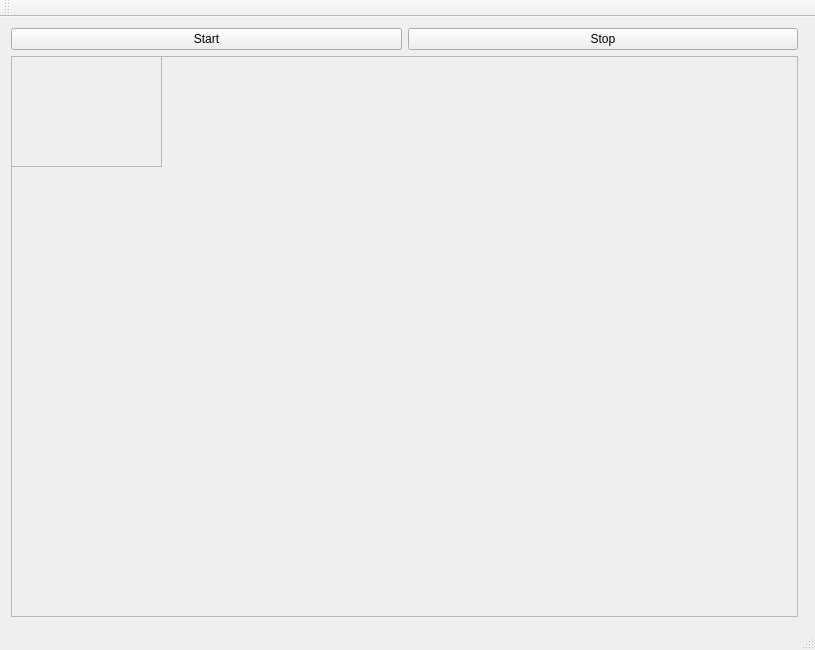
silviaprihodova/hmi_zadanie, file demoRMR/mainwindow.ui: the form before one commit.
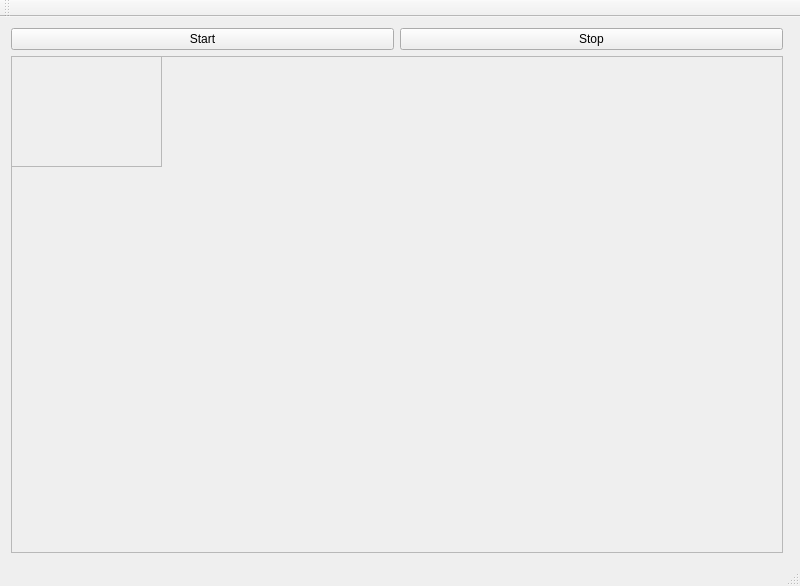
The form after the commit.

```diff
--- a/demoRMR/mainwindow.ui
+++ b/demoRMR/mainwindow.ui
@@ -6,8 +6,8 @@
    <rect>
     <x>0</x>
     <y>0</y>
-    <width>815</width>
-    <height>650</height>
+    <width>800</width>
+    <height>586</height>
    </rect>
   </property>
   <property name="windowTitle">
@@ -15,39 +15,7 @@
   </property>
   <widget class="QWidget" name="centralWidget">
    <layout class="QGridLayout" name="gridLayout">
-    <item row="4" column="0" colspan="2">
-     <spacer name="verticalSpacer_2">
-      <property name="orientation">
-       <enum>Qt::Vertical</enum>
-      </property>
-      <property name="sizeType">
-       <enum>QSizePolicy::Minimum</enum>
-      </property>
-      <property name="sizeHint" stdset="0">
-       <size>
-        <width>0</width>
-        <height>0</height>
-       </size>
-      </property>
-     </spacer>
-    </item>
-    <item row="3" column="2">
-     <spacer name="horizontalSpacer">
-      <property name="orientation">
-       <enum>Qt::Horizontal</enum>
-      </property>
-      <property name="sizeType">
-       <enum>QSizePolicy::Minimum</enum>
-      </property>
-      <property name="sizeHint" stdset="0">
-       <size>
-        <width>0</width>
-        <height>0</height>
-       </size>
-      </property>
-     </spacer>
-    </item>
-    <item row="3" column="0">
+    <item row="4" column="0">
      <widget class="QFrame" name="frame">
       <property name="sizePolicy">
        <sizepolicy hsizetype="MinimumExpanding" vsizetype="Expanding">
@@ -109,10 +77,29 @@
       </widget>
      </widget>
     </item>
-    <item row="0" column="0">
+    <item row="4" column="2">
+     <spacer name="horizontalSpacer">
+      <property name="orientation">
+       <enum>Qt::Horizontal</enum>
+      </property>
+      <property name="sizeType">
+       <enum>QSizePolicy::Minimum</enum>
+      </property>
+      <property name="sizeHint" stdset="0">
+       <size>
+        <width>0</width>
+        <height>0</height>
+       </size>
+      </property>
+     </spacer>
+    </item>
+    <item row="1" column="0">
      <layout class="QHBoxLayout" name="horizontalLayout">
       <item>
        <widget class="QPushButton" name="pushButton_9">
+        <property name="enabled">
+         <bool>true</bool>
+        </property>
         <property name="sizePolicy">
          <sizepolicy hsizetype="Preferred" vsizetype="Fixed">
           <horstretch>0</horstretch>
@@ -145,6 +132,22 @@
       </item>
      </layout>
     </item>
+    <item row="5" column="0" colspan="2">
+     <spacer name="verticalSpacer_2">
+      <property name="orientation">
+       <enum>Qt::Vertical</enum>
+      </property>
+      <property name="sizeType">
+       <enum>QSizePolicy::Minimum</enum>
+      </property>
+      <property name="sizeHint" stdset="0">
+       <size>
+        <width>0</width>
+        <height>0</height>
+       </size>
+      </property>
+     </spacer>
+    </item>
    </layout>
   </widget>
   <widget class="QMenuBar" name="menuBar">
```
Left out of the diff: 2 changed lines with no effect on the pictures.
